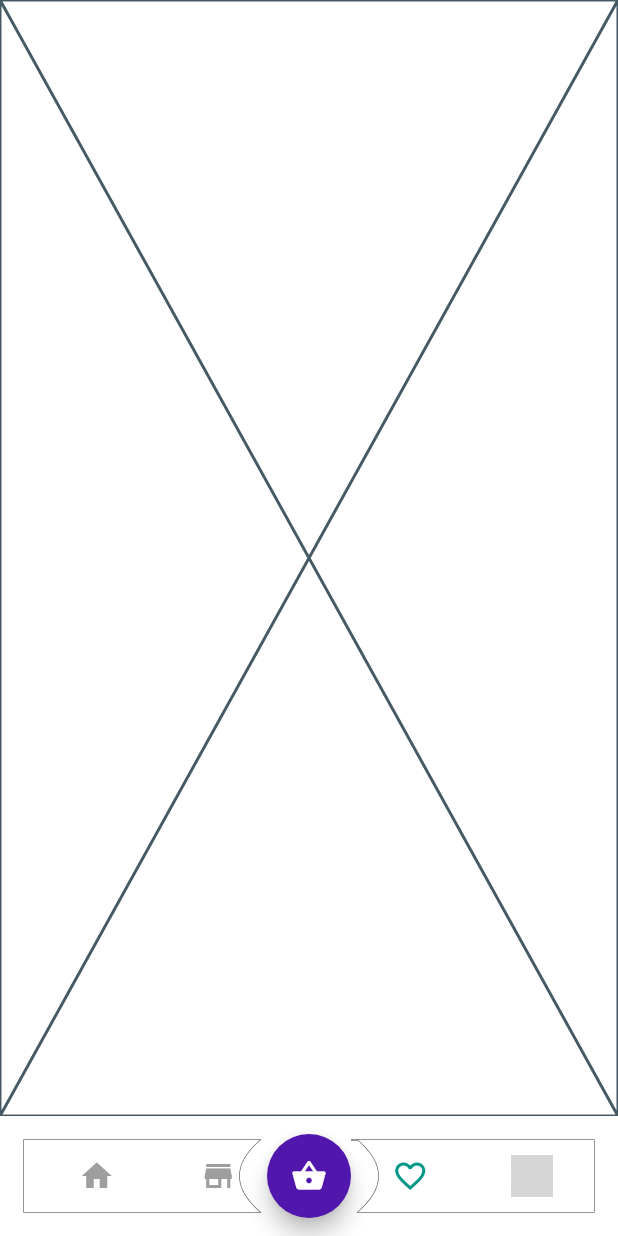
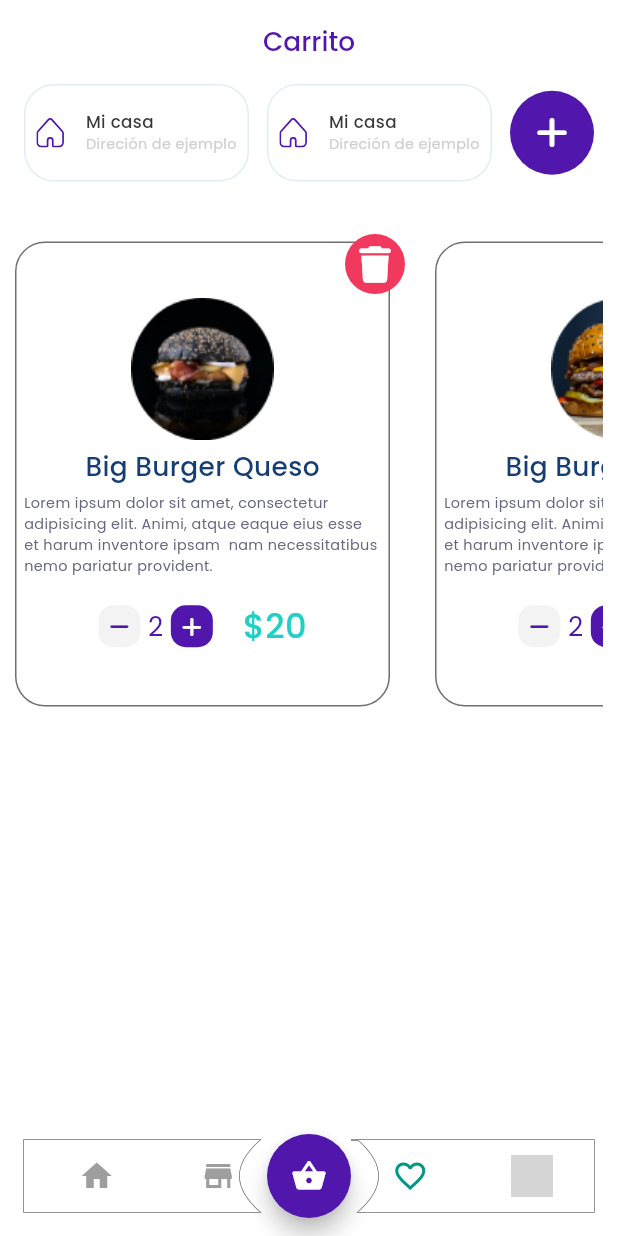
Before and after one commit to Mahmoudshady20/jabal_task, a Flutter app: the screen it shows after launch, item 3 of the bottom bar chosen, on a phone screen of 412 x 824 dp. Run offline on Flutter 3.47's test engine with Material 3 defaults, Android fonts, the phone set to English and light mode, and no system bars; our stand-ins replace flutter_svg, font_awesome_flutter, google_fonts; network calls fail; grey boxes are pictures that could not be loaded.

Commit message:
1- finish carrito_product_widget

```diff
--- /dev/null
+++ b/lib/features/carrito_feature/data/carrito_model.dart
@@ -0,0 +1,11 @@
+class CarritoModel {
+  final String name;
+  final String image;
+  final String desc;
+
+  CarritoModel({
+    required this.name,
+    required this.image,
+    required this.desc,
+  });
+}
--- a/lib/features/carrito_feature/presentation/views/carrito_view.dart
+++ b/lib/features/carrito_feature/presentation/views/carrito_view.dart
@@ -1,10 +1,32 @@
 import 'package:flutter/material.dart';
+import 'package:google_fonts/google_fonts.dart';
+import 'package:jabal_task/features/carrito_feature/presentation/views/widget/carrito_body.dart';
+
+import '../../../../core/utils/app_styles.dart';
 
 class CarritoView extends StatelessWidget {
   const CarritoView({super.key});
 
   @override
   Widget build(BuildContext context) {
-    return const Placeholder();
+    return Scaffold(
+      backgroundColor: Colors.white,
+      appBar: AppBar(
+        backgroundColor: Colors.white,
+        title: Text(
+          'Carrito',
+          style: GoogleFonts.poppins(
+            color: const Color(0xFF5117AC),
+            fontSize: AppStyles.getResponsiveFontSize(
+              context,
+              fontSize: 22,
+            ),
+            fontWeight: FontWeight.w500,
+          ),
+        ),
+        centerTitle: true,
+      ),
+      body: CarritoBody(),
+    );
   }
 }
--- /dev/null
+++ b/lib/features/carrito_feature/presentation/views/widget/carrito_body.dart
@@ -0,0 +1,67 @@
+import 'package:flutter/material.dart';
+import 'package:font_awesome_flutter/font_awesome_flutter.dart';
+import 'package:jabal_task/features/carrito_feature/data/carrito_model.dart';
+import 'package:jabal_task/features/carrito_feature/presentation/views/widget/carrito_product_widget.dart';
+import 'package:jabal_task/features/carrito_feature/presentation/views/widget/choose_widget.dart';
+
+class CarritoBody extends StatelessWidget {
+  const CarritoBody({super.key});
+
+  @override
+  Widget build(BuildContext context) {
+    return Padding(
+      padding: const EdgeInsets.symmetric(
+        horizontal: 10,
+      ),
+      child: Column(
+        children: [
+          Row(
+            mainAxisAlignment: MainAxisAlignment.spaceAround,
+            children: [
+              ChooseWidget(),
+              ChooseWidget(),
+              CircleAvatar(
+                radius: 28,
+                backgroundColor: Color(0xFF5117AC),
+                child: Center(
+                  child: FaIcon(
+                    FontAwesomeIcons.plus,
+                    color: Colors.white,
+                  ),
+                ),
+              )
+            ],
+          ),
+          SizedBox(
+            height: 25,
+          ),
+          SingleChildScrollView(
+            scrollDirection: Axis.horizontal,
+            child: Row(
+              children: [
+                CarritoProductWidget(
+                  carritoModel: CarritoModel(
+                    name: 'Big Burger Queso',
+                    image: 'assets/images/burger2.png',
+                    desc:
+                        'Lorem ipsum dolor sit amet, consectetur adipisicing elit. Animi, atque eaque eius esse et harum inventore ipsam  nam necessitatibus nemo pariatur provident.',
+                  ),
+                ),
+                SizedBox(
+                  width: 10,
+                ),
+                CarritoProductWidget(
+                    carritoModel: CarritoModel(
+                  name: 'Big Burger Queso',
+                  image: 'assets/images/burger3.png',
+                  desc:
+                      'Lorem ipsum dolor sit amet, consectetur adipisicing elit. Animi, atque eaque eius esse et harum inventore ipsam  nam necessitatibus nemo pariatur provident.',
+                ))
+              ],
+            ),
+          ),
+        ],
+      ),
+    );
+  }
+}
--- /dev/null
+++ b/lib/features/carrito_feature/presentation/views/widget/carrito_product_widget.dart
@@ -0,0 +1,88 @@
+import 'package:flutter/material.dart';
+import 'package:font_awesome_flutter/font_awesome_flutter.dart';
+import 'package:google_fonts/google_fonts.dart';
+import 'package:jabal_task/core/utils/app_styles.dart';
+import 'package:jabal_task/features/carrito_feature/data/carrito_model.dart';
+import 'package:jabal_task/features/carrito_feature/presentation/views/widget/price_widget.dart';
+
+class CarritoProductWidget extends StatelessWidget {
+  final CarritoModel carritoModel;
+  const CarritoProductWidget({
+    super.key,
+    required this.carritoModel,
+  });
+
+  @override
+  Widget build(BuildContext context) {
+    return Stack(
+      children: [
+        Row(
+          children: [
+            Container(
+              width: 250,
+              height: 310,
+              padding: EdgeInsets.symmetric(
+                horizontal: 5,
+              ),
+              decoration: BoxDecoration(
+                borderRadius: BorderRadius.circular(20),
+                border: Border.all(color: const Color(0xFF707070)),
+                color: Colors.white,
+              ),
+              child: Column(
+                mainAxisAlignment: MainAxisAlignment.center,
+                crossAxisAlignment: CrossAxisAlignment.center,
+                spacing: 5,
+                children: [
+                  Image.asset(
+                    carritoModel.image,
+                  ),
+                  Text(
+                    carritoModel.name,
+                    style: GoogleFonts.poppins(
+                      color: Color(0xFF153E73),
+                      fontSize: AppStyles.getResponsiveFontSize(
+                        context,
+                        fontSize: 22,
+                      ),
+                      fontWeight: FontWeight.w500,
+                    ),
+                  ),
+                  Text(
+                    carritoModel.desc,
+                    style: GoogleFonts.poppins(
+                      color: Color(0xFF66667E),
+                      fontSize: AppStyles.getResponsiveFontSize(
+                        context,
+                        fontSize: 12,
+                      ),
+                    ),
+                  ),
+                  SizedBox(
+                    height: 7,
+                  ),
+                  PriceWidget()
+                ],
+              ),
+            ),
+            SizedBox(
+              width: 20,
+              height: 340,
+            )
+          ],
+        ),
+        Positioned(
+            top: 10,
+            right: 10,
+            child: CircleAvatar(
+              backgroundColor: Color(0xFFF1395E),
+              radius: 20,
+              child: FaIcon(
+                FontAwesomeIcons.trash,
+                color: Colors.white,
+              ),
+            )),
+      ],
+    );
+  }
+}
--- /dev/null
+++ b/lib/features/carrito_feature/presentation/views/widget/choose_widget.dart
@@ -0,0 +1,71 @@
+import 'package:flutter/material.dart';
+import 'package:flutter_svg/svg.dart';
+import 'package:google_fonts/google_fonts.dart';
+import 'package:jabal_task/core/utils/app_styles.dart';
+
+class ChooseWidget extends StatefulWidget {
+  const ChooseWidget({super.key});
+
+  @override
+  State<ChooseWidget> createState() => _ChooseWidgetState();
+}
+
+class _ChooseWidgetState extends State<ChooseWidget> {
+  bool isActive = false;
+  @override
+  Widget build(BuildContext context) {
+    return InkWell(
+      radius: 20,
+      onTap: () {
+        setState(() {
+          isActive = !isActive;
+        });
+      },
+      child: Container(
+        width: 150,
+        height: 65,
+        decoration: BoxDecoration(
+            color: isActive ? const Color(0xFF5117AC) : Colors.white,
+            borderRadius: BorderRadius.circular(20),
+            border: Border.all(
+              color: isActive ? Colors.transparent : Color(0xFFE2EDF2),
+            )),
+        child: Row(
+          mainAxisAlignment: MainAxisAlignment.spaceAround,
+          children: [
+            SvgPicture.asset(isActive
+                ? 'assets/images/house_white.svg'
+                : 'assets/images/house_color.svg'),
+            Column(
+              crossAxisAlignment: CrossAxisAlignment.start,
+              mainAxisAlignment: MainAxisAlignment.center,
+              children: [
+                Text(
+                  'Mi casa',
+                  style: GoogleFonts.poppins(
+                    color: isActive ? Colors.white : Color(0xFF383838),
+                    fontSize: AppStyles.getResponsiveFontSize(
+                      context,
+                      fontSize: 14,
+                    ),
+                    fontWeight: FontWeight.w500,
+                  ),
+                ),
+                Text(
+                  'Direción de ejemplo',
+                  style: GoogleFonts.poppins(
+                    color: isActive ? Colors.white : Color(0xFFCFCFCF),
+                    fontSize: AppStyles.getResponsiveFontSize(
+                      context,
+                      fontSize: 12,
+                    ),
+                  ),
+                ),
+              ],
+            ),
+          ],
+        ),
+      ),
+    );
+  }
+}
--- /dev/null
+++ b/lib/features/carrito_feature/presentation/views/widget/price_widget.dart
@@ -0,0 +1,103 @@
+import 'package:flutter/material.dart';
+import 'package:font_awesome_flutter/font_awesome_flutter.dart';
+import 'package:google_fonts/google_fonts.dart';
+import 'package:jabal_task/core/utils/app_styles.dart';
+
+class PriceWidget extends StatefulWidget {
+  const PriceWidget({super.key});
+
+  @override
+  State<PriceWidget> createState() => _PriceWidgetState();
+}
+
+class _PriceWidgetState extends State<PriceWidget> {
+  int number = 2;
+  @override
+  Widget build(BuildContext context) {
+    return Row(
+      //mainAxisAlignment: MainAxisAlignment.spaceAround,
+      children: [
+        Spacer(),
+        InkWell(
+          radius: 10,
+          onTap: () {
+            if (number == 1) {
+              return;
+            } else {
+              number--;
+            }
+            setState(() {});
+          },
+          child: Container(
+            width: 28,
+            height: 28,
+            decoration: BoxDecoration(
+              color: Color(0xFFF3F3F3),
+              borderRadius: BorderRadius.circular(10),
+            ),
+            child: Center(
+              child: FaIcon(
+                FontAwesomeIcons.minus,
+                color: Color(0xFF5117AC),
+                size: 15,
+              ),
+            ),
+          ),
+        ),
+        SizedBox(
+          width: 5,
+        ),
+        Text(
+          number.toString(),
+          style: GoogleFonts.poppins(
+            color: Color(0xFF5117AC),
+            fontSize: AppStyles.getResponsiveFontSize(
+              context,
+              fontSize: 22,
+            ),
+          ),
+        ),
+        SizedBox(
+          width: 5,
+        ),
+        InkWell(
+          radius: 10,
+          onTap: () {
+            setState(() {
+              number++;
+            });
+          },
+          child: Container(
+            width: 28,
+            height: 28,
+            decoration: BoxDecoration(
+              color: Color(0xFF5117AC),
+              borderRadius: BorderRadius.circular(10),
+            ),
+            child: Center(
+                child: FaIcon(
+              FontAwesomeIcons.plus,
+              color: Colors.white,
+              size: 15,
+            )),
+          ),
+        ),
+        SizedBox(
+          width: 20,
+        ),
+        Text(
+          '\$20',
+          style: GoogleFonts.poppins(
+            color: Color(0xFF20D0C4),
+            fontSize: AppStyles.getResponsiveFontSize(
+              context,
+              fontSize: 28,
+            ),
+            fontWeight: FontWeight.w500,
+          ),
+        ),
+        Spacer(),
+      ],
+    );
+  }
+}
--- a/lib/features/home_feature/presentation/views/widgets/home_view_body.dart
+++ b/lib/features/home_feature/presentation/views/widgets/home_view_body.dart
@@ -14,6 +14,7 @@ class HomeViewBody extends StatelessWidget {
   @override
   Widget build(BuildContext context) {
     return Scaffold(
+      backgroundColor: Colors.white,
       appBar: CustomAppBar(),
       body: Padding(
         padding: const EdgeInsets.symmetric(horizontal: 8),
```
Also changed, not shown: assets/images/burger2.png (added), assets/images/burger3.png (added), assets/images/house_color.svg (added), assets/images/house_white.svg (added).
